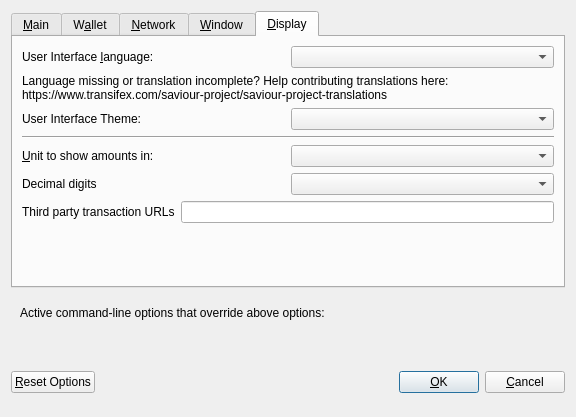
Above: src/qt/forms/optionsdialog.ui from nadimkhan/saviour before the change. Below: the same form after it.
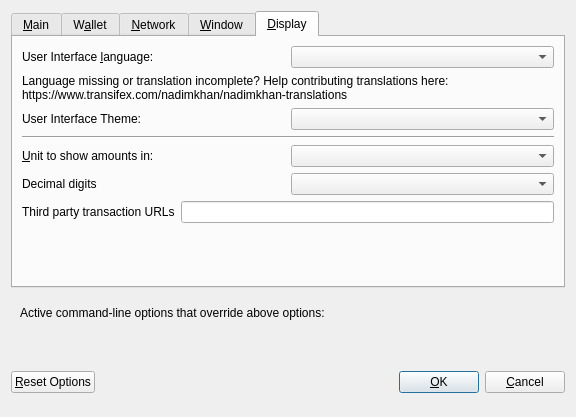
That is the form after the change. The open tabs and pages were chosen to show the change. Custom widgets are drawn as their Qt base class.

The edit to the form file:
```diff
--- a/src/qt/forms/optionsdialog.ui
+++ b/src/qt/forms/optionsdialog.ui
@@ -476,7 +476,7 @@
          </property>
          <property name="text">
           <string>Language missing or translation incomplete? Help contributing translations here:
-https://www.transifex.com/saviour-project/saviour-project-translations</string>
+https://www.transifex.com/nadimkhan/nadimkhan-translations</string>
          </property>
          <property name="wordWrap">
           <bool>true</bool>
```
